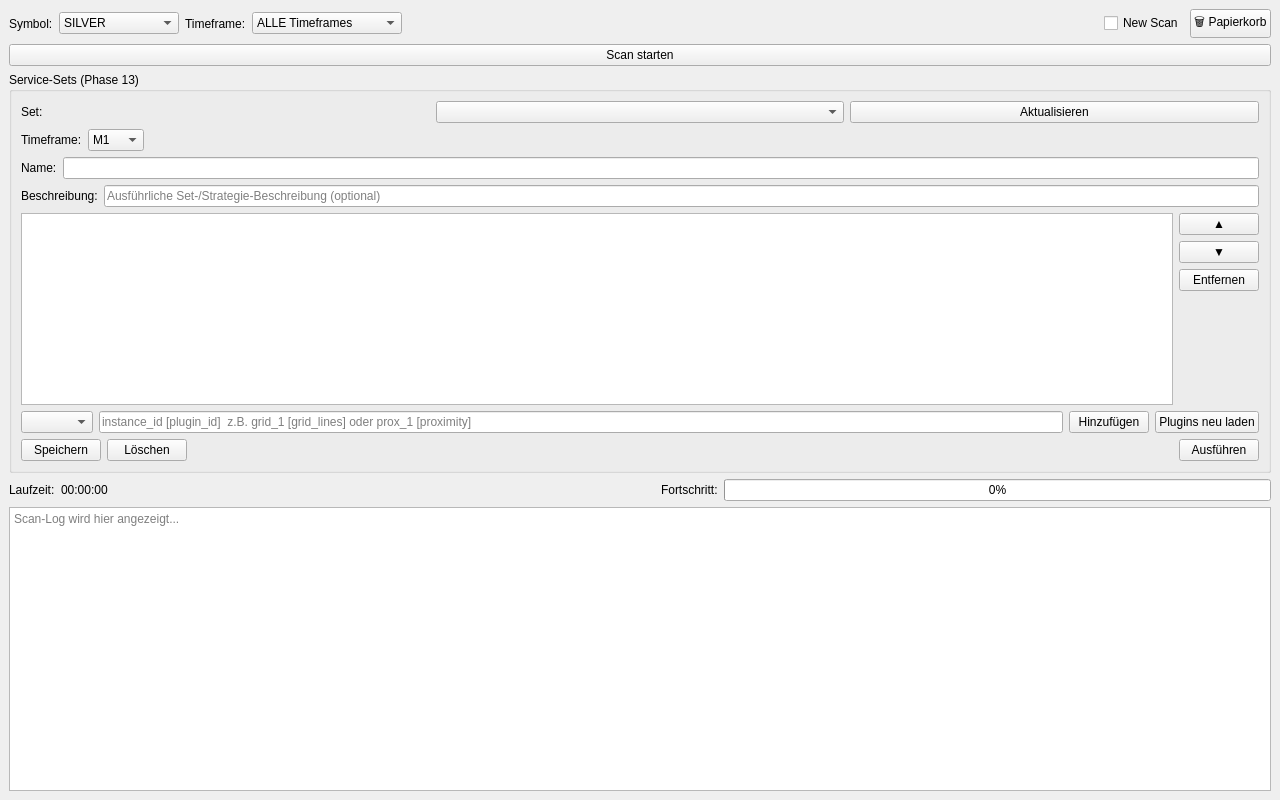
Before: the Qt Designer form ui/service_win.ui in hoyerth/PyTrader, drawn with Qt 5.
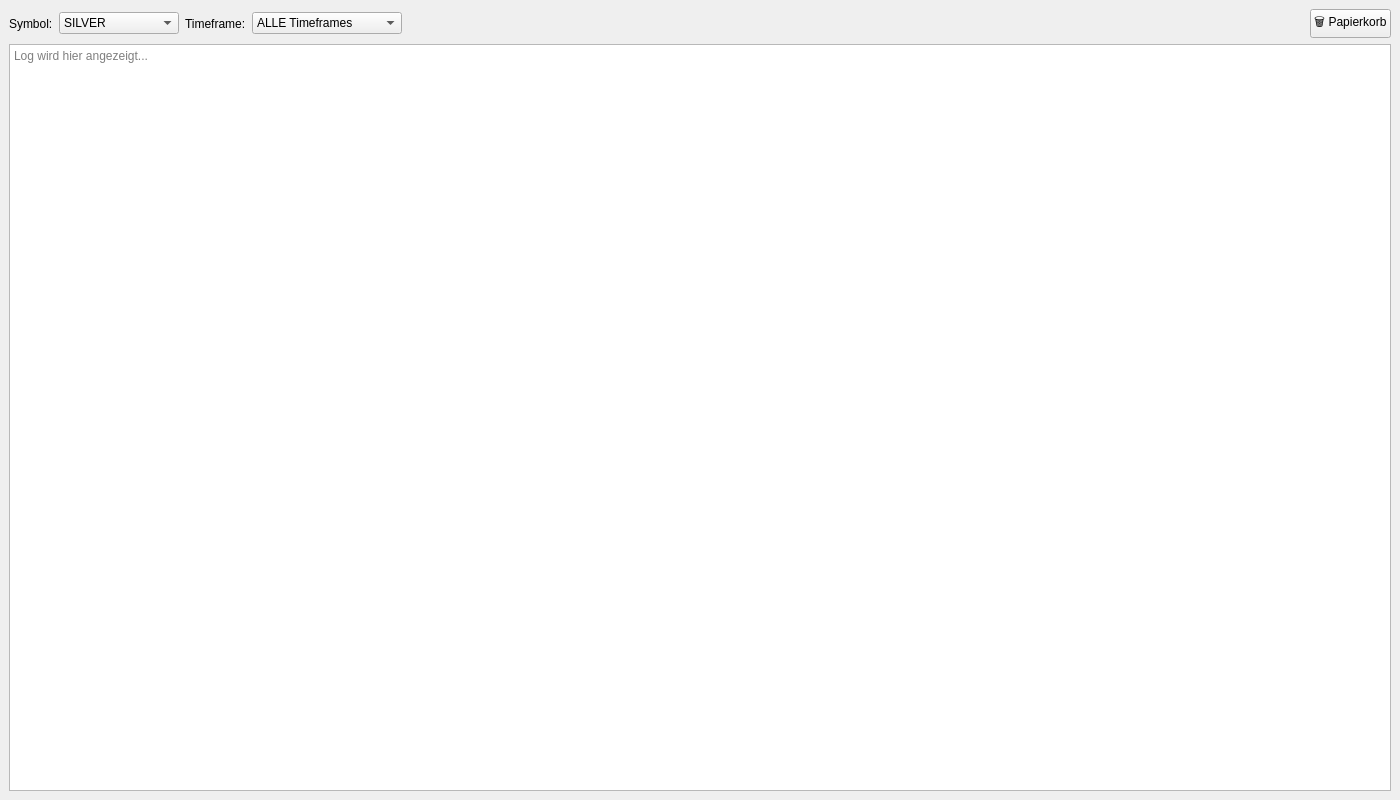
After: the same form once the commit is applied.

Commit message: Service-UI Bereinigung: 2-Spalten-Layout, Layout-Bugfixes, New-Scan entfernt

What changed in the file:
```diff
--- a/ui/service_win.ui
+++ b/ui/service_win.ui
@@ -6,7 +6,7 @@
    <rect>
     <x>0</x>
     <y>0</y>
-    <width>1280</width>
+    <width>1400</width>
     <height>800</height>
    </rect>
   </property>
@@ -87,16 +87,6 @@
         </property>
        </spacer>
       </item>
-      <item>
-       <widget class="QCheckBox" name="check_new_scan">
-        <property name="text">
-         <string>New Scan</string>
-        </property>
-        <property name="toolTip">
-         <string>Aktiviert: Löscht bestehende Feature-Rows und führt Komplett-Scan durch. Deaktiviert: Nur Delta-Update (fehlende Bars).</string>
-        </property>
-       </widget>
-      </item>
       <item>
        <widget class="QPushButton" name="btn_trash_sets">
         <property name="text">
@@ -109,364 +99,13 @@
       </item>
      </layout>
     </item>
-    <item>
-     <widget class="QPushButton" name="btn_start_scan">
-      <property name="text">
-       <string>Scan starten</string>
-      </property>
-     </widget>
-    </item>
-    <item>
-     <widget class="QGroupBox" name="group_service_sets">
-      <property name="title">
-       <string>Service-Sets (Phase 13)</string>
-      </property>
-      <layout class="QVBoxLayout" name="verticalLayout_sets">
-       <item>
-        <layout class="QHBoxLayout" name="layout_set_select">
-         <item>
-          <widget class="QLabel" name="label_set">
-           <property name="text">
-            <string>Set:</string>
-           </property>
-          </widget>
-         </item>
-         <item>
-          <widget class="QComboBox" name="combo_set">
-           <property name="toolTip">
-            <string>Gespeicherte Service-Sets (aus ServiceSetRepository.list_sets()).</string>
-           </property>
-          </widget>
-         </item>
-         <item>
-          <widget class="QPushButton" name="btn_refresh_sets">
-           <property name="text">
-            <string>Aktualisieren</string>
-           </property>
-           <property name="toolTip">
-            <string>Set-Liste neu aus der Datenbank laden.</string>
-           </property>
-          </widget>
-         </item>
-        </layout>
-       </item>
-       <item>
-        <layout class="QHBoxLayout" name="layout_set_tf">
-         <item>
-          <widget class="QLabel" name="label_tf_set">
-           <property name="text">
-            <string>Timeframe:</string>
-           </property>
-          </widget>
-         </item>
-         <item>
-          <widget class="QComboBox" name="combo_tf_set">
-           <property name="toolTip">
-            <string>Timeframe für die Ausführung des Service-Sets.</string>
-           </property>
-           <item>
-            <property name="text">
-             <string>M1</string>
-            </property>
-           </item>
-           <item>
-            <property name="text">
-             <string>M2</string>
-            </property>
-           </item>
-           <item>
-            <property name="text">
-             <string>M5</string>
-            </property>
-           </item>
-           <item>
-            <property name="text">
-             <string>M10</string>
-            </property>
-           </item>
-           <item>
-            <property name="text">
-             <string>M15</string>
-            </property>
-           </item>
-           <item>
-            <property name="text">
-             <string>M30</string>
-            </property>
-           </item>
-           <item>
-            <property name="text">
-             <string>H1</string>
-            </property>
-           </item>
-           <item>
-            <property name="text">
-             <string>H4</string>
-            </property>
-           </item>
-           <item>
-            <property name="text">
-             <string>D1</string>
-            </property>
-           </item>
-           <item>
-            <property name="text">
-             <string>W1</string>
-            </property>
-           </item>
-           <item>
-            <property name="text">
-             <string>MN1</string>
-            </property>
-           </item>
-          </widget>
-         </item>
-         <item>
-          <spacer name="horizontalSpacer_tf">
-           <property name="orientation">
-            <enum>Qt::Orientation::Horizontal</enum>
-           </property>
-           <property name="sizeHint" stdset="0">
-            <size>
-             <width>40</width>
-             <height>20</height>
-            </size>
-           </property>
-          </spacer>
-         </item>
-        </layout>
-       </item>
-       <item>
-        <layout class="QHBoxLayout" name="layout_set_name">
-         <item>
-          <widget class="QLabel" name="label_set_name">
-           <property name="text">
-            <string>Name:</string>
-           </property>
-          </widget>
-         </item>
-         <item>
-          <widget class="QLineEdit" name="edit_set_name">
-           <property name="toolTip">
-            <string>Set-Name. Leer beim Speichern → automatischer Name aus den instance_ids (z.B. "grid_1 + prox_1").</string>
-           </property>
-          </widget>
-         </item>
-        </layout>
-       </item>
-       <item>
-        <layout class="QHBoxLayout" name="layout_set_description">
-         <item>
-          <widget class="QLabel" name="label_set_description">
-           <property name="text">
-            <string>Beschreibung:</string>
-           </property>
-          </widget>
-         </item>
-         <item>
-          <widget class="QLineEdit" name="edit_set_description">
-           <property name="placeholderText">
-            <string>Ausführliche Set-/Strategie-Beschreibung (optional)</string>
-           </property>
-           <property name="toolTip">
-            <string>Individuelle Anmerkung für dieses Service-Set (Phase 14 P14-01).</string>
-           </property>
-          </widget>
-         </item>
-        </layout>
-       </item>
-       <item>
-        <layout class="QHBoxLayout" name="layout_set_order">
-         <item>
-          <widget class="QListWidget" name="list_execution_order">
-           <property name="toolTip">
-            <string>Ausführungs-Reihenfolge der Services (instance_id [plugin_id]).</string>
-           </property>
-          </widget>
-         </item>
-         <item>
-          <layout class="QVBoxLayout" name="layout_order_buttons">
-           <item>
-            <widget class="QPushButton" name="btn_move_up">
-             <property name="text">
-              <string>▲</string>
-             </property>
-             <property name="toolTip">
-              <string>Service in der Reihenfolge nach oben verschieben.</string>
-             </property>
-            </widget>
-           </item>
-           <item>
-            <widget class="QPushButton" name="btn_move_down">
-             <property name="text">
-              <string>▼</string>
-             </property>
-             <property name="toolTip">
-              <string>Service in der Reihenfolge nach unten verschieben.</string>
-             </property>
-            </widget>
-           </item>
-           <item>
-            <widget class="QPushButton" name="btn_remove_instance">
-             <property name="text">
-              <string>Entfernen</string>
-             </property>
-             <property name="toolTip">
-              <string>Markierten Service aus der Reihenfolge entfernen.</string>
-             </property>
-            </widget>
-           </item>
-           <item>
-            <spacer name="verticalSpacer_order">
-             <property name="orientation">
-              <enum>Qt::Orientation::Vertical</enum>
-             </property>
-             <property name="sizeHint" stdset="0">
-              <size>
-               <width>20</width>
-               <height>40</height>
-              </size>
-             </property>
-            </spacer>
-           </item>
-          </layout>
-         </item>
-        </layout>
-       </item>
-       <item>
-        <layout class="QHBoxLayout" name="layout_set_add">
-         <item>
-          <widget class="QComboBox" name="combo_plugin_select">
-           <property name="toolTip">
-            <string>Verfügbare Services (aus der PluginRegistry). Auswahl füllt das Instanz-Feld vor.</string>
-           </property>
-          </widget>
-         </item>
-         <item>
-          <widget class="QLineEdit" name="edit_new_instance">
-           <property name="placeholderText">
-            <string>instance_id [plugin_id]  z.B. grid_1 [grid_lines] oder prox_1 [proximity]</string>
-           </property>
-          </widget>
-         </item>
-         <item>
-          <widget class="QPushButton" name="btn_add_instance">
-           <property name="text">
-            <string>Hinzufügen</string>
-           </property>
-          </widget>
-         </item>
-         <item>
-          <widget class="QPushButton" name="btn_reload_plugins">
-           <property name="text">
-            <string>Plugins neu laden</string>
-           </property>
-           <property name="toolTip">
-            <string>P14-02: Lädt Custom-Plugins aus data/custom_plugins/ neu (Hot-Reload). Laufende Berechnungen laufen auf ihren bisherigen Objekten weiter; neue Instanziierungen nutzen die neuen Klassen.</string>
-           </property>
-          </widget>
-         </item>
-        </layout>
-       </item>
-       <item>
-        <layout class="QHBoxLayout" name="layout_set_actions">
-         <item>
-          <widget class="QPushButton" name="btn_save_set">
-           <property name="text">
-            <string>Speichern</string>
-           </property>
-          </widget>
-         </item>
-         <item>
-          <widget class="QPushButton" name="btn_delete_set">
-           <property name="text">
-            <string>Löschen</string>
-           </property>
-           <property name="toolTip">
-            <string>Set löschen (mit Rückfrage). Löschen ist final.</string>
-           </property>
-          </widget>
-         </item>
-         <item>
-          <spacer name="horizontalSpacer_actions">
-           <property name="orientation">
-            <enum>Qt::Orientation::Horizontal</enum>
-           </property>
-           <property name="sizeHint" stdset="0">
-            <size>
-             <width>40</width>
-             <height>20</height>
-            </size>
-           </property>
-          </spacer>
-         </item>
-         <item>
-          <widget class="QPushButton" name="btn_execute_set">
-           <property name="text">
-            <string>Ausführen</string>
-           </property>
-           <property name="toolTip">
-            <string>Startet den ServiceSetEvaluator.execute_set für das aktive Set (Services nacheinander in execution_order).</string>
-           </property>
-          </widget>
-         </item>
-        </layout>
-       </item>
-      </layout>
-     </widget>
-    </item>
-    <item>
-     <layout class="QHBoxLayout" name="layout_status">
-      <item>
-       <widget class="QLabel" name="label_elapsed">
-        <property name="text">
-         <string>Laufzeit:</string>
-        </property>
-       </widget>
-      </item>
-      <item>
-       <widget class="QLabel" name="label_elapsed_value">
-        <property name="text">
-         <string>00:00:00</string>
-        </property>
-       </widget>
-      </item>
-      <item>
-       <spacer name="horizontalSpacer_2">
-        <property name="orientation">
-         <enum>Qt::Orientation::Horizontal</enum>
-        </property>
-        <property name="sizeHint" stdset="0">
-         <size>
-          <width>40</width>
-          <height>20</height>
-         </size>
-        </property>
-       </spacer>
-      </item>
-      <item>
-       <widget class="QLabel" name="label_progress">
-        <property name="text">
-         <string>Fortschritt:</string>
-        </property>
-       </widget>
-      </item>
-      <item>
-       <widget class="QProgressBar" name="progress_bar">
-        <property name="value">
-         <number>0</number>
-        </property>
-       </widget>
-      </item>
-     </layout>
-    </item>
     <item>
      <widget class="QTextEdit" name="text_log">
       <property name="readOnly">
        <bool>true</bool>
       </property>
       <property name="placeholderText">
-       <string>Scan-Log wird hier angezeigt...</string>
+       <string>Log wird hier angezeigt...</string>
       </property>
      </widget>
     </item>
```
The commit also changes 8 other files.
